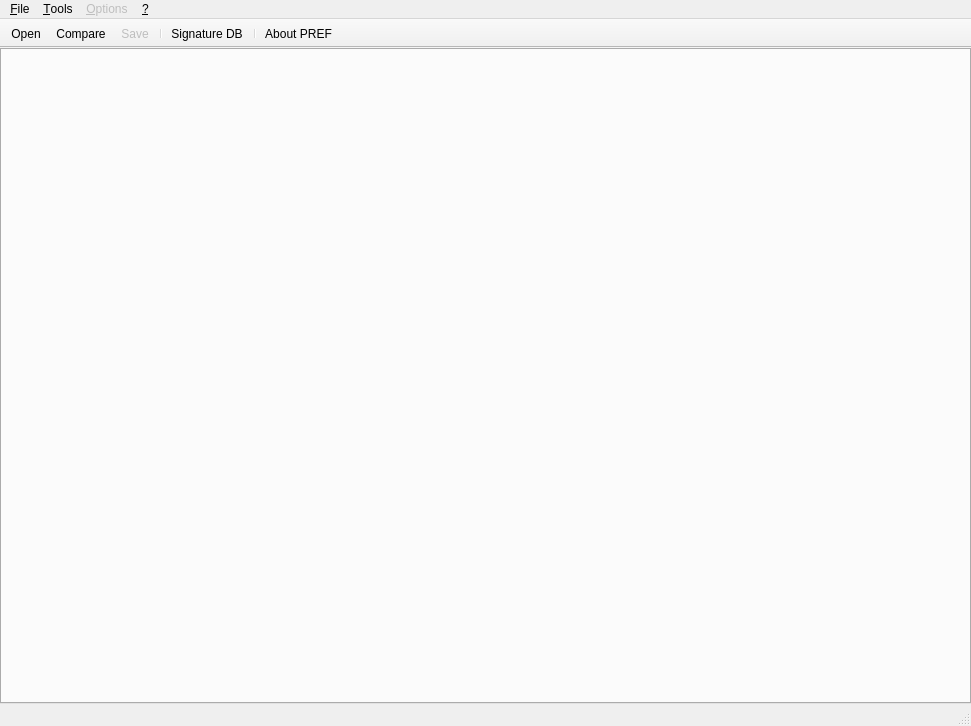
PREF/PREF, file mainwindow.ui: the form before one commit.
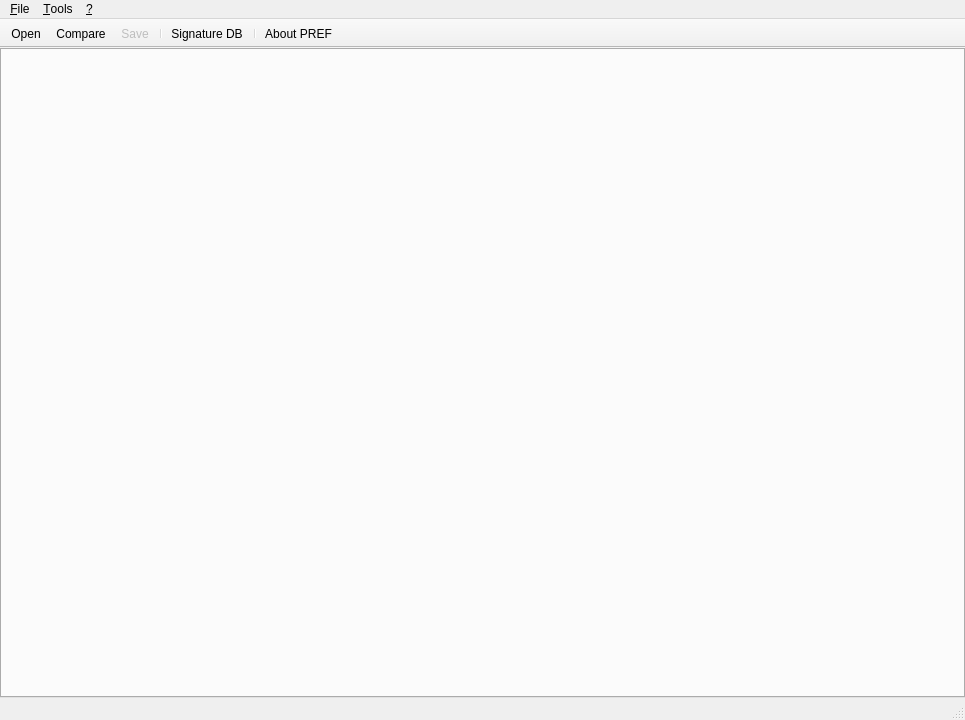
The form after the commit. Icons and pictures are not drawn. Custom widgets are drawn as their Qt base class.

Diff of the .ui file:
```diff
--- a/mainwindow.ui
+++ b/mainwindow.ui
@@ -6,8 +6,8 @@
    <rect>
     <x>0</x>
     <y>0</y>
-    <width>971</width>
-    <height>726</height>
+    <width>965</width>
+    <height>720</height>
    </rect>
   </property>
   <property name="windowTitle">
@@ -39,7 +39,7 @@
     <rect>
      <x>0</x>
      <y>0</y>
-     <width>971</width>
+     <width>965</width>
      <height>22</height>
     </rect>
    </property>
@@ -72,14 +72,6 @@
     </property>
     <addaction name="actionAbout_PREF"/>
    </widget>
-   <widget class="QMenu" name="menu_Options">
-    <property name="enabled">
-     <bool>false</bool>
-    </property>
-    <property name="title">
-     <string>&amp;Options</string>
-    </property>
-   </widget>
    <widget class="QMenu" name="menu_Tools">
     <property name="enabled">
      <bool>true</bool>
@@ -91,10 +83,8 @@
    </widget>
    <addaction name="menu_File"/>
    <addaction name="menu_Tools"/>
-   <addaction name="menu_Options"/>
    <addaction name="menu"/>
   </widget>
-  <widget class="QStatusBar" name="statusBar"/>
   <widget class="QToolBar" name="mainToolBar">
    <property name="movable">
     <bool>false</bool>
@@ -125,6 +115,7 @@
    <addaction name="separator"/>
    <addaction name="actionAbout_PREF"/>
   </widget>
+  <widget class="QStatusBar" name="statusBar"/>
   <action name="action_Open">
    <property name="icon">
     <iconset resource="resources.qrc">
```
Left out of the diff: 9 changed lines with no effect on the pictures.
